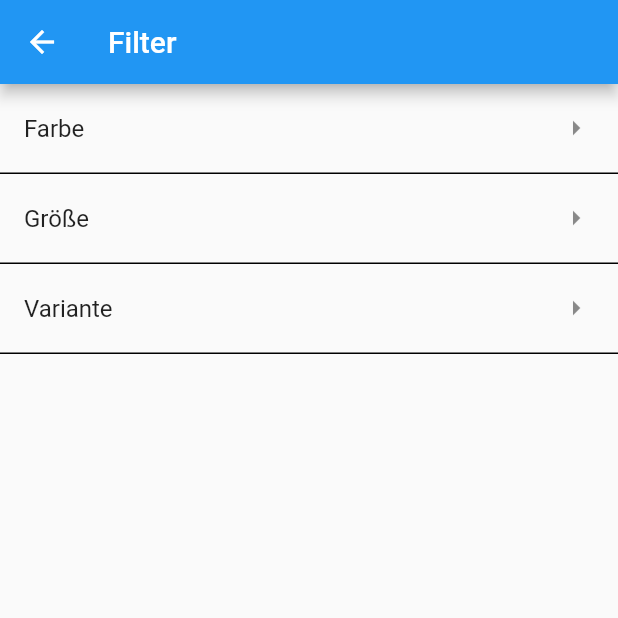
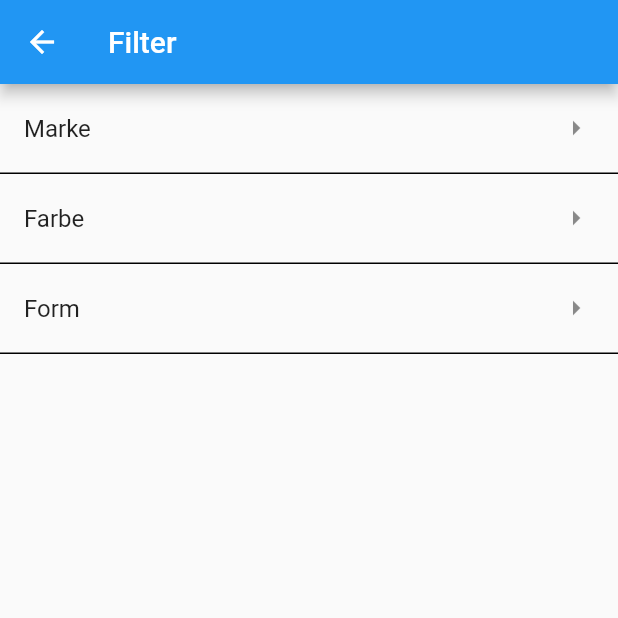
Before and after one commit to manuelJung/flutter-test, a Flutter app: the ListingRoute screen opened directly, after a tap on the "filter alt" icon, on a phone screen of 412 x 824 dp, the top half of it. Run offline on Flutter 3.47's test engine with Material 2 defaults, Android fonts, the phone set to English and light mode, and no system bars; our stand-ins replace flutter_mobx, mobx, visibility_detector; missing offline and left inert: algolia, dart:ffi; generated files the repository leaves out were written again.

Commit message:
enabled filtering

```diff
--- a/lib/routes/listing/index.dart
+++ b/lib/routes/listing/index.dart
@@ -13,13 +13,20 @@ class ListingRoute extends StatelessWidget {
     return Provider<ProductListStore>(
       create: (context) => ProductListStore(initialFilters, [
         const FilterDefinition(
-            label: 'Farbe', key: 'color', type: FilterType.disjunctive),
+            label: 'Marke',
+            key: 'attributes.BRAND.values.value',
+            type: FilterType.disjunctive),
         const FilterDefinition(
-            label: 'Größe', key: 'size', type: FilterType.disjunctive),
+            label: 'Farbe',
+            key: 'attributes.COLOR.values.value',
+            type: FilterType.disjunctive),
         const FilterDefinition(
-            label: 'Variante', key: 'variant', type: FilterType.disjunctive),
+            label: 'Form',
+            key: 'attributes.SHAPE.values.value',
+            type: FilterType.disjunctive),
       ]),
       child: Scaffold(
+        backgroundColor: Colors.white,
         appBar: AppBar(
           title: const Text('Listing'),
         ),
--- a/lib/routes/listing/product_widget.dart
+++ b/lib/routes/listing/product_widget.dart
@@ -1,6 +1,5 @@
 import 'package:flutter/material.dart';
 import 'package:flutter_app/stores/product_list.dart';
-import 'package:flutter_app/stores/ui.dart';
 import '../pdp/index.dart';
 
 class ProductWidget extends StatelessWidget {
@@ -12,6 +11,7 @@ class ProductWidget extends StatelessWidget {
   @override
   Widget build(BuildContext context) {
     var size = MediaQuery.of(context).size;
+    var hit = store.hits[hitIndex];
     return Expanded(
         child: InkWell(
       onTap: () {
@@ -27,14 +27,15 @@ class ProductWidget extends StatelessWidget {
         margin: const EdgeInsets.all(5),
         child: Column(
           children: [
-            Placeholder(fallbackHeight: ((size.width / 2) * 1.5)),
+            Image.network(hit.imgUrl,
+                height: ((size.width / 2)), width: size.width / 2),
             Container(
               alignment: Alignment.topLeft,
               child: Text(
-                store.hits[hitIndex].title,
+                hit.title,
                 overflow: TextOverflow.ellipsis,
                 maxLines: 1,
-                style: const TextStyle(fontSize: 20, height: 1.5),
+                style: const TextStyle(fontSize: 16, height: 1.5),
               ),
             )
           ],
--- a/lib/stores/product_list.dart
+++ b/lib/stores/product_list.dart
@@ -1,3 +1,7 @@
+import 'dart:ffi';
+
+import 'package:algolia/algolia.dart';
+import 'package:flutter_app/utils/algolia.dart';
 import 'package:mobx/mobx.dart';
 
 part 'product_list.g.dart';
@@ -16,7 +20,7 @@ abstract class ProductListBase with Store {
   @observable
   String fetchError = '';
   @observable
-  num page = 0;
+  int page = 0;
 
   Map<String, DisjunctiveFilterStore> disjunctiveFilters = {};
   List<FilterDefinition> filterDefinitions = [];
@@ -59,39 +63,72 @@ abstract class ProductListBase with Store {
   void incrementPage() {
     if (isFetching) return;
     page = page + 1;
-    fetch(true);
+    fetch();
   }
 
   @computed
   bool get canFetchNextPage => hits.length < 25;
 
-  void fetch([bool append = false]) async {
+  void fetch() async {
     Action(() {
       isFetching = true;
       fetchError = '';
     })();
 
     try {
-      await Future.delayed(const Duration(milliseconds: 800));
+      AlgoliaQuery query = _createQuery();
+      AlgoliaQuerySnapshot snap = await query.getObjects();
+      String imgHost =
+          'https://res.cloudinary.com/lusini/w_500,h_500,q_70,c_pad,f_auto';
+
       Action(() {
         isFetching = false;
-        if (!append) hits.clear();
-        hits.addAll(List.generate(
-            10, (index) => Hit(title: 'Article ${index + hits.length}')));
+        if (page == 0) hits.clear();
+        hits.addAll([
+          for (var hit in snap.hits.map((hit) => hit.toMap()))
+            Hit(
+                title: hit['title'],
+                imgUrl: '$imgHost/${hit['images']['imageWeb'][0]['url']}')
+        ]);
 
+        // print(snap.facets.keys.toList());
         for (var def in filterDefinitions) {
           if (def.type == FilterType.disjunctive) {
             var filter = disjunctiveFilters[def.key]!;
-            filter.options = ObservableList.of(['a', 'b', 'c']);
+            if (snap.facets.containsKey(def.type)) {
+              filter.options.clear();
+            } else {
+              List<String> options = snap.facets[def.key].keys.toList();
+              filter.options = ObservableList.of(options);
+            }
           }
         }
       })();
     } catch (e) {
+      print(e);
       Action(() {
         isFetching = false;
         fetchError = e.toString();
       })();
     }
+  }
+
+  AlgoliaQuery _createQuery() {
+    AlgoliaQuery query = algolia.instance.index('prod_lusini_de_DE_products');
+
+    query = query.setAttributesToRetrieve(
+        ['sku', 'containerID', 'images', 'title', 'flags', 'attributes']);
+
+    query = query.setPage(page);
+    query = query.setFacets([...filterDefinitions.map((def) => def.key)]);
+
+    for (var def in filterDefinitions) {
+      for (String opt in (disjunctiveFilters[def.key]?.values ?? [])) {
+        query = query.facetFilter('${def.key}:$opt');
+      }
+    }
+
+    return query;
   }
 }
 
@@ -113,7 +150,8 @@ class FilterDefinition {
 
 class Hit {
   final String title;
-  const Hit({required this.title});
+  final String imgUrl;
+  const Hit({required this.title, required this.imgUrl});
 }
 
 class DisjunctiveFilterStore = DisjunctiveFilterBase
@@ -140,6 +178,7 @@ abstract class DisjunctiveFilterBase with Store {
     } else {
       values.add(value);
     }
+    parent.page = 0;
     parent.fetch();
   }
 }
--- /dev/null
+++ b/lib/utils/algolia.dart
@@ -0,0 +1,33 @@
+import 'package:algolia/algolia.dart';
+
+const Algolia algolia = Algolia.init(
+  applicationId: 'WAVYBEW6OQ',
+  apiKey: 'bf4bf9193d5f34cd369647376521dbc8',
+);
+
+// class Application {
+//   static const Algolia algolia = Algolia.init(
+//     applicationId: 'WAVYBEW6OQ',
+//     apiKey: 'bf4bf9193d5f34cd369647376521dbc8',
+//   );
+// }
+
+// void main() async {
+//   AlgoliaQuery query =
+//       Application.algolia.instance.index('prod_lusini_de_DE_products');
+
+//   query = query.setAttributesToRetrieve([
+//     'sku',
+//     'containerID',
+//     'images',
+//     'title',
+//   ]);
+
+//   query = query.query('Hose');
+
+//   AlgoliaQuerySnapshot snap = await query.getObjects();
+
+//   for (var hit in snap.hits) {
+//     print(hit);
+//   }
+// }
--- a/pubspec.yaml
+++ b/pubspec.yaml
@@ -39,6 +39,7 @@ dependencies:
   flutter_mobx: ^2.0.6+1
   provider: ^6.0.3
   visibility_detector: ^0.3.3
+  algolia: ^1.1.1
 
 dev_dependencies:
   flutter_test:
```
Also changed, not shown: lib/stores/product_list.g.dart, pubspec.lock.
